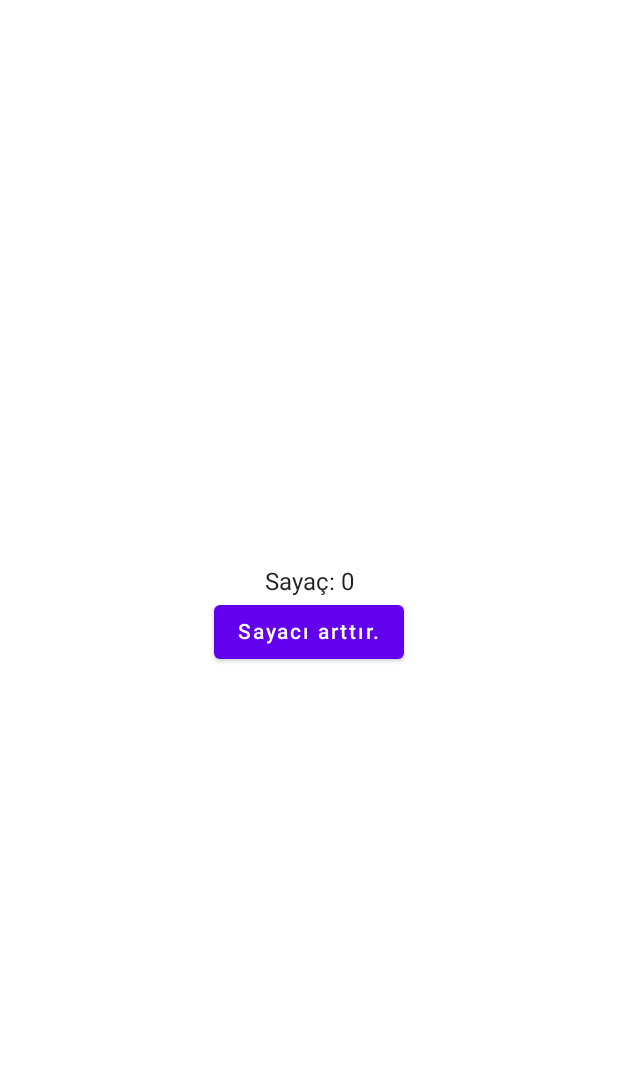
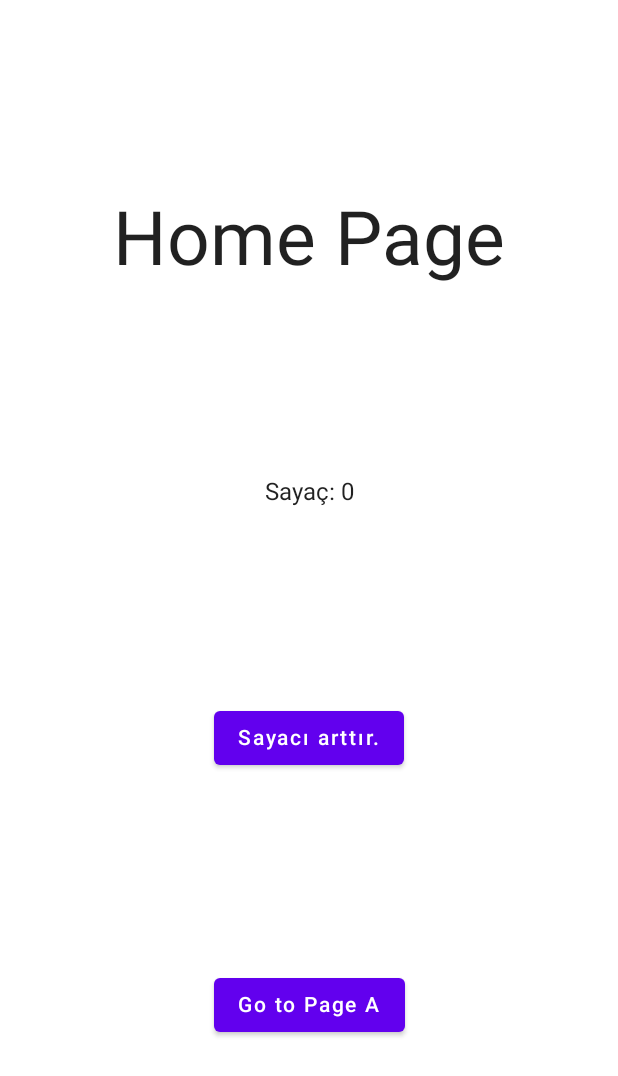
Before and after one commit to akcaHalit/JetpackCompose-State-Widgets-MaterialDesign-UserInteraction, an Android app built with Jetpack Compose: the screen it shows after launch (MainActivity), on a phone screen of 412 x 824 dp. Shown: the top 1076 px of the screen. Run offline under Robolectric (Android 15) with nearby library versions, the phone set to English and light mode, and no system bars.

Commit message:
Creating a new Page.

```diff
--- a/app/src/main/java/com/halitakca/jetpackcomposetomvmm/MainActivity.kt
+++ b/app/src/main/java/com/halitakca/jetpackcomposetomvmm/MainActivity.kt
@@ -16,6 +16,7 @@ import androidx.compose.runtime.remember
 import androidx.compose.ui.Alignment
 import androidx.compose.ui.Modifier
 import androidx.compose.ui.tooling.preview.Preview
+import androidx.compose.ui.unit.sp
 import com.halitakca.jetpackcomposetomvmm.ui.theme.JetpackComposeToMVMMTheme
 
 class MainActivity : ComponentActivity() {
@@ -28,7 +29,7 @@ class MainActivity : ComponentActivity() {
                 // A surface container using the 'background' color from the theme
                 Surface(modifier = Modifier.fillMaxSize(), color = MaterialTheme.colors.background) {
 
-                    Sayfa()
+                    AnaSayfa()
 
                 }
             }
@@ -37,23 +38,28 @@ class MainActivity : ComponentActivity() {
 }
 
 @Composable
-fun Sayfa(){
+fun AnaSayfa(){
     val sayac = remember { mutableStateOf(0) }
 
-    Column(modifier = Modifier.fillMaxSize(), verticalArrangement = Arrangement.Center, horizontalAlignment = Alignment.CenterHorizontally) {
+    Column(modifier = Modifier.fillMaxSize(), verticalArrangement = Arrangement.SpaceEvenly, horizontalAlignment = Alignment.CenterHorizontally) {
+        Text(text = "Home Page", fontSize =50.sp)
+
         Text(text = "Sayaç: ${sayac.value}")
 
         Button(onClick = { sayac.value += 5}) {
             Text(text = "Sayacı arttır.")
         }
+
+        Button(onClick = {}) {
+            Text(text = "Go to Page A")
+        }
     }
-
 }
 
 @Preview(showBackground = true)
 @Composable
 fun DefaultPreview() {
     JetpackComposeToMVMMTheme {
-        Sayfa()
+        AnaSayfa()
     }
 }
```
Also changed, not shown: app/src/main/java/com/halitakca/jetpackcomposetomvmm/SayfaA.kt (added, +30 -0 lines), app/src/main/java/com/halitakca/jetpackcomposetomvmm/SayfaB.kt (added, +30 -0 lines).
